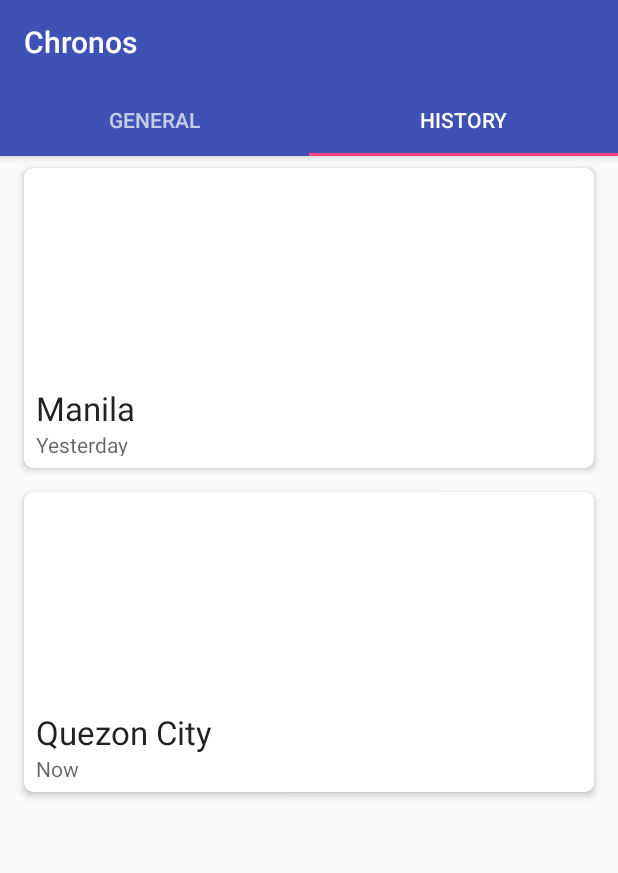
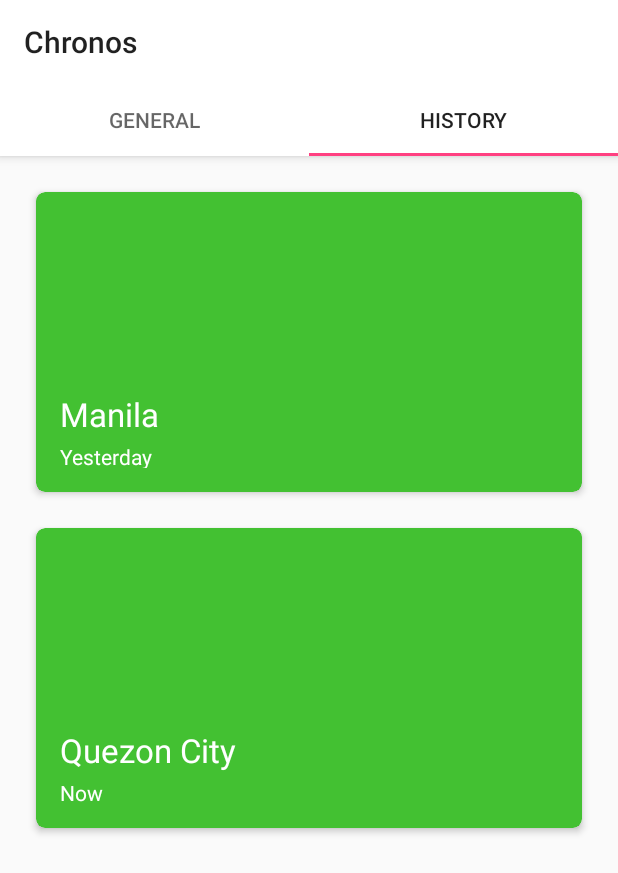
Before and after one commit to silverxjohn/chronos-mobile, an Android app: the screen it shows after launch (MainActivity), tab 2 chosen, on a phone screen of 412 x 824 dp. Shown: the top 873 px of the screen. Run offline under Robolectric (Android 15) with nearby library versions, the phone set to English and light mode, and no system bars.

Commit message:
change theme to white

```diff
--- a/app/src/main/res/layout/activity_main.xml
+++ b/app/src/main/res/layout/activity_main.xml
@@ -10,7 +10,7 @@
     <android.support.design.widget.AppBarLayout
         android:layout_width="match_parent"
         android:layout_height="wrap_content"
-        android:theme="@style/ThemeOverlay.AppCompat.Dark.ActionBar">
+        android:theme="@style/ThemeOverlay.AppCompat.ActionBar">
 
         <android.support.v7.widget.Toolbar
             android:id="@+id/toolbar"
--- a/app/src/main/res/layout/card_map.xml
+++ b/app/src/main/res/layout/card_map.xml
@@ -9,9 +9,10 @@
     app:cardElevation="3dp"
     app:cardCornerRadius="6dp"
     android:layout_marginTop="8dp"
-    android:layout_marginBottom="8dp"
-    android:layout_marginLeft="16dp"
-    android:layout_marginRight="16dp">
+    android:layout_marginBottom="16dp"
+    android:layout_marginLeft="24dp"
+    android:layout_marginRight="24dp"
+    app:cardBackgroundColor="@color/colorGreen">
 
     <android.support.constraint.ConstraintLayout
         android:layout_width="match_parent"
@@ -35,21 +36,24 @@
             style="@android:style/TextAppearance.Large"
             android:layout_width="wrap_content"
             android:layout_height="wrap_content"
-            android:layout_marginStart="8dp"
+            android:layout_marginBottom="4dp"
+            android:layout_marginStart="16dp"
             android:text="TextView"
             app:layout_constraintBottom_toTopOf="@+id/description"
-            app:layout_constraintStart_toStartOf="parent"/>
+            app:layout_constraintStart_toStartOf="parent"
+            android:textColor="#ffffff"/>
 
         <TextView
             android:id="@+id/description"
             style="@android:style/TextAppearance.Small"
             android:layout_width="wrap_content"
             android:layout_height="17dp"
-            android:layout_marginBottom="8dp"
-            android:layout_marginStart="8dp"
+            android:layout_marginBottom="16dp"
+            android:layout_marginStart="16dp"
             android:text="TextView"
             app:layout_constraintBottom_toBottomOf="parent"
-            app:layout_constraintStart_toStartOf="parent"/>
+            app:layout_constraintStart_toStartOf="parent"
+            android:textColor="#ffffff"/>
 
     </android.support.constraint.ConstraintLayout>
 
--- a/app/src/main/res/layout/fragment_history.xml
+++ b/app/src/main/res/layout/fragment_history.xml
@@ -4,6 +4,7 @@
     android:id="@+id/history_recyler"
     android:layout_width="match_parent"
     android:layout_height="match_parent"
+    android:paddingTop="16dp"
     tools:context="com.platacode.chronos.HistoryFragment">
 
 </android.support.v7.widget.RecyclerView>
--- a/app/src/main/res/values/colors.xml
+++ b/app/src/main/res/values/colors.xml
@@ -1,7 +1,8 @@
 <?xml version="1.0" encoding="utf-8"?>
 <resources>
-    <color name="colorPrimary">#3F51B5</color>
-    <color name="colorPrimaryDark">#303F9F</color>
+    <color name="colorPrimary">#FFFFFF</color>
+    <color name="colorPrimaryDark">#FFFFFF</color>
     <color name="colorAccent">#FF4081</color>
+    <color name="colorGreen">#43c132</color>
 
 </resources>
```
